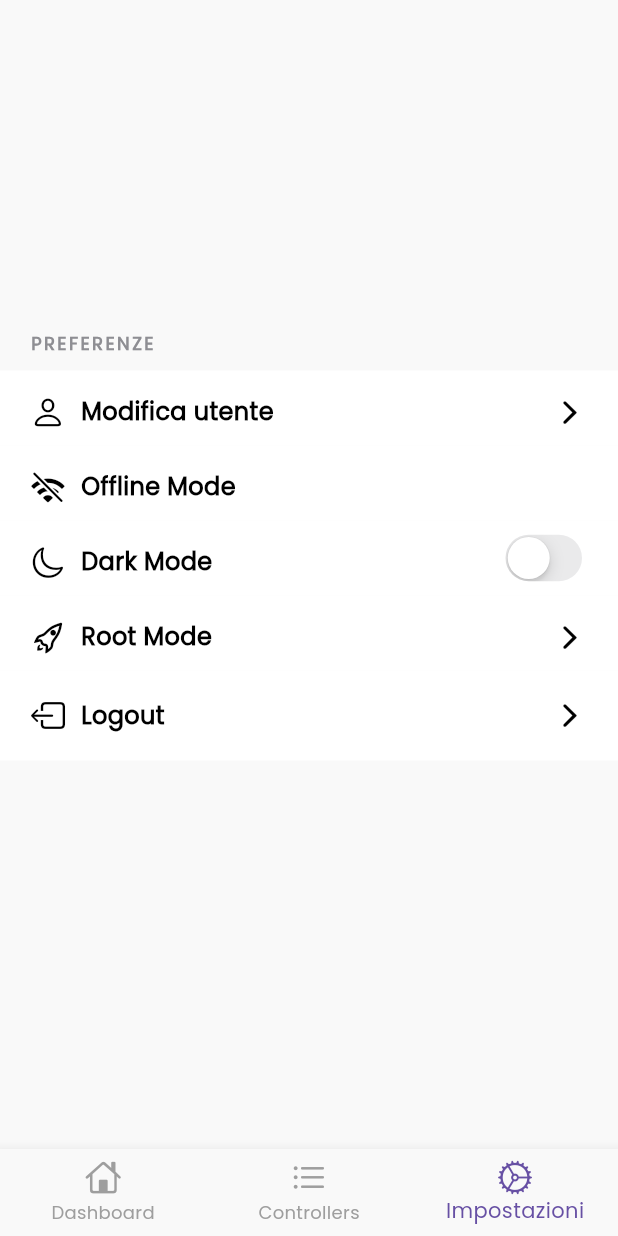
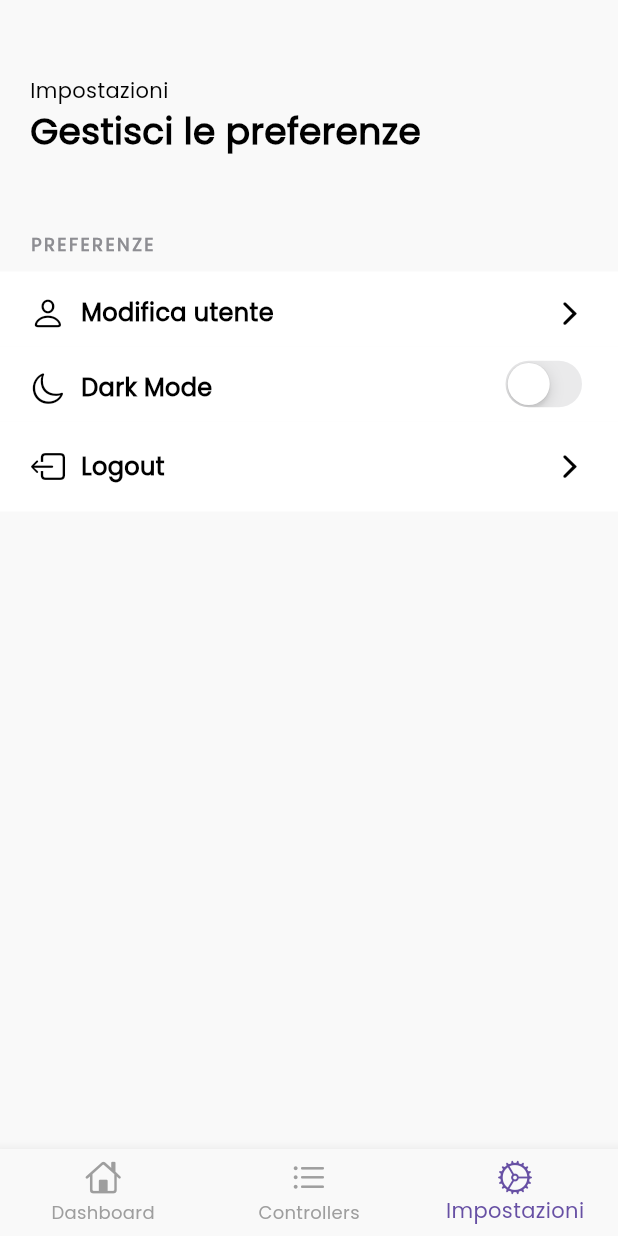
Before and after one commit to stebaia/ups_flutter_app, a Flutter app: the HomePageScreen screen opened directly with empty values, item 3 of the bottom bar chosen, on a phone screen of 412 x 824 dp. Run offline on Flutter 3.47's test engine with Material 2 defaults, Android fonts, the phone set to English and light mode, and no system bars; our stand-ins replace flutter_mobx, flutter_secure_storage, fluttertoast, go_router, lottie, mobx and 2 more; missing offline and left inert: dart:ffi, http_retry; accounts and stored records are empty; generated files the repository leaves out were written again.

Commit message:
change settings page

```diff
--- a/lib/ui/settings_page.dart
+++ b/lib/ui/settings_page.dart
@@ -68,25 +68,35 @@ class _SettingUserScreenState extends State<SettingsPage> {
 
     return SingleChildScrollView(
         child: Column(children: [
+      SizedBox(
+        height: 50,
+      ),
       Container(
-        height: 200,
+          padding: EdgeInsets.only(left: 20, right: 20),
           width: double.infinity,
           child: Column(
-          mainAxisAlignment: MainAxisAlignment.center,
-          crossAxisAlignment: CrossAxisAlignment.center,
+            crossAxisAlignment: CrossAxisAlignment.start,
+            mainAxisAlignment: MainAxisAlignment.start,
             children: [
-            SizedBox(
-              height: 20,
+              Text(
+                'Impostazioni',
+                style: TextStyle(
+                  fontSize: 14,
+                  color: themeChange.darkTheme ? Colors.white : Colors.black,
+                ),
               ),
               Text(
-              widget.user.email,
+                'Gestisci le preferenze',
                 style: TextStyle(
-                  color: ThemeHelper.primaryElement,
                   fontSize: 24,
-                  fontWeight: FontWeight.w700),
+                  fontWeight: FontWeight.bold,
+                  color: themeChange.darkTheme ? Colors.white : Colors.black,
+                ),
               ),
             ],
-        ),
+          )),
+      SizedBox(
+        height: 30,
       ),
       Padding(
         padding: EdgeInsets.only(left: 20, right: 20, top: 20, bottom: 10),
@@ -155,40 +165,6 @@ class _SettingUserScreenState extends State<SettingsPage> {
             child: Row(
               children: [
                 Icon(
-                  CupertinoIcons.wifi_slash,
-                  color: themeChange.darkTheme
-                      ? CupertinoColors.white
-                      : CupertinoColors.label,
-                ),
-                SizedBox(
-                  width: 10,
-                ),
-                Text(
-                  'Offline Mode',
-                  style: TextStyle(
-                      fontWeight: FontWeight.w600,
-                      fontSize: 16,
-                      color:
-                          themeChange.darkTheme ? Colors.white : Colors.black),
-                ),
-                Spacer(),
-              ],
-            ),
-          ),
-        ),
-      ),
-      Container(
-        height: 50,
-        color: themeChange.darkTheme
-            ? CupertinoColors.label
-            : CupertinoColors.white,
-        child: Padding(
-          padding: EdgeInsets.only(left: 20, right: 20, top: 16, bottom: 16),
-          child: Align(
-            alignment: Alignment.centerLeft,
-            child: Row(
-              children: [
-                Icon(
                   CupertinoIcons.moon,
                   color: themeChange.darkTheme
                       ? CupertinoColors.white
@@ -216,56 +192,6 @@ class _SettingUserScreenState extends State<SettingsPage> {
             ),
           ),
         ),
-      ),
-      GestureDetector(
-        child: Container(
-          height: 50,
-          color: themeChange.darkTheme
-              ? CupertinoColors.label
-              : CupertinoColors.white,
-          child: Padding(
-            padding: EdgeInsets.only(left: 20, right: 20, top: 16, bottom: 16),
-            child: Align(
-              alignment: Alignment.centerLeft,
-              child: Row(
-                children: [
-                  Icon(
-                    CupertinoIcons.rocket,
-                    color: themeChange.darkTheme
-                        ? CupertinoColors.white
-                        : CupertinoColors.label,
-                  ),
-                  SizedBox(
-                    width: 10,
-                  ),
-                  Text(
-                    'Root Mode',
-                    style: TextStyle(
-                        fontWeight: FontWeight.w600,
-                        fontSize: 16,
-                        color: themeChange.darkTheme
-                            ? Colors.white
-                            : Colors.black),
-                  ),
-                  Spacer(),
-                  Icon(
-                    CupertinoIcons.chevron_forward,
-                    color: themeChange.darkTheme
-                        ? CupertinoColors.white
-                        : CupertinoColors.label,
-                  ),
-                ],
-              ),
-            ),
-          ),
-        ),
-        onDoubleTap: () {
-          /*Navigator.push(
-                context,
-                CupertinoPageRoute(builder: (context) => RootScreen()),
-              );
-              */
-        },
       ),
       GestureDetector(
           child: Container(
```
Lines whose indentation alone changed are shown as unchanged.
